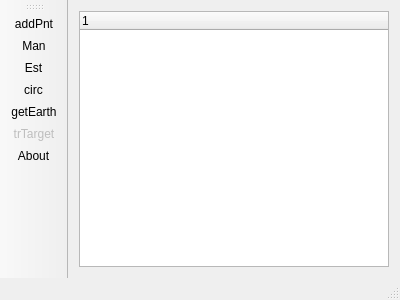
This is qtkamal.ui in cragapito/qtkamal as Qt 5 draws it before an edit. The edited form follows.
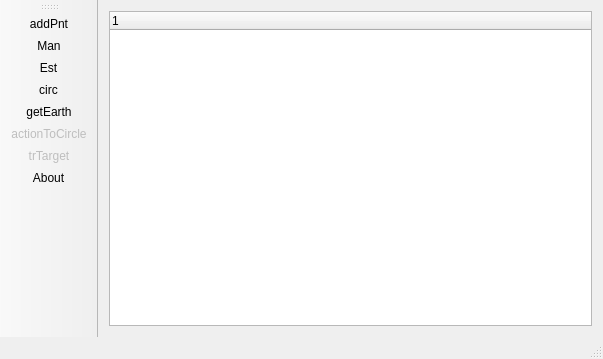
This is the edited form. Icons and pictures are not drawn. Custom widgets are drawn as their Qt base class.

What changed in the file:
```diff
--- a/qtkamal.ui
+++ b/qtkamal.ui
@@ -6,14 +6,20 @@
    <rect>
     <x>0</x>
     <y>0</y>
-    <width>400</width>
-    <height>300</height>
+    <width>603</width>
+    <height>359</height>
    </rect>
   </property>
   <property name="minimumSize">
    <size>
     <width>200</width>
-    <height>200</height>
+    <height>324</height>
+   </size>
+  </property>
+  <property name="baseSize">
+   <size>
+    <width>200</width>
+    <height>324</height>
    </size>
   </property>
   <property name="acceptDrops">
@@ -92,6 +98,7 @@
    <addaction name="actionEst"/>
    <addaction name="actionCirc"/>
    <addaction name="actionGetEarth"/>
+   <addaction name="actionToCircle"/>
    <addaction name="actionTrTarget"/>
    <addaction name="actionAbout"/>
   </widget>
@@ -243,6 +250,24 @@
     <string>A</string>
    </property>
   </action>
+  <action name="actionToCircle">
+   <property name="enabled">
+    <bool>false</bool>
+   </property>
+   <property name="icon">
+    <iconset resource="res.qrc">
+     <normaloff>:/icon/res/to_circle.png</normaloff>:/icon/res/to_circle.png</iconset>
+   </property>
+   <property name="text">
+    <string>actionToCircle</string>
+   </property>
+   <property name="toolTip">
+    <string>Converte pontos em círculos</string>
+   </property>
+   <property name="shortcut">
+    <string>P</string>
+   </property>
+  </action>
  </widget>
  <layoutdefault spacing="6" margin="11"/>
  <customwidgets>
```
Left out of the diff: 4 changed lines with no effect on the pictures.
